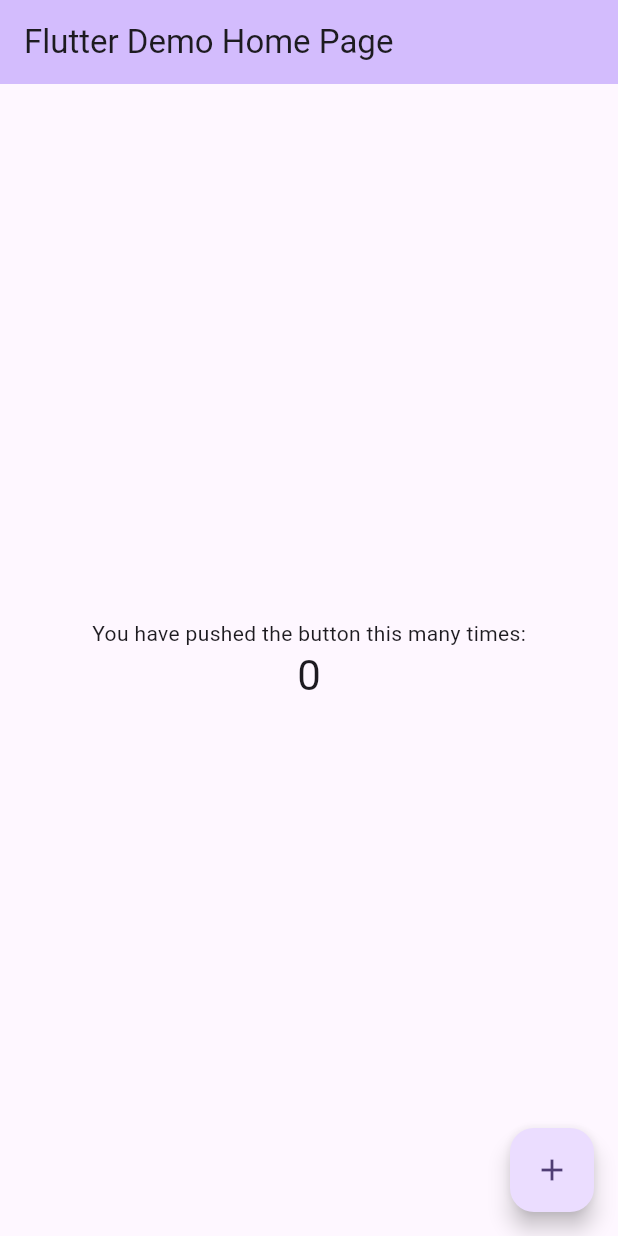
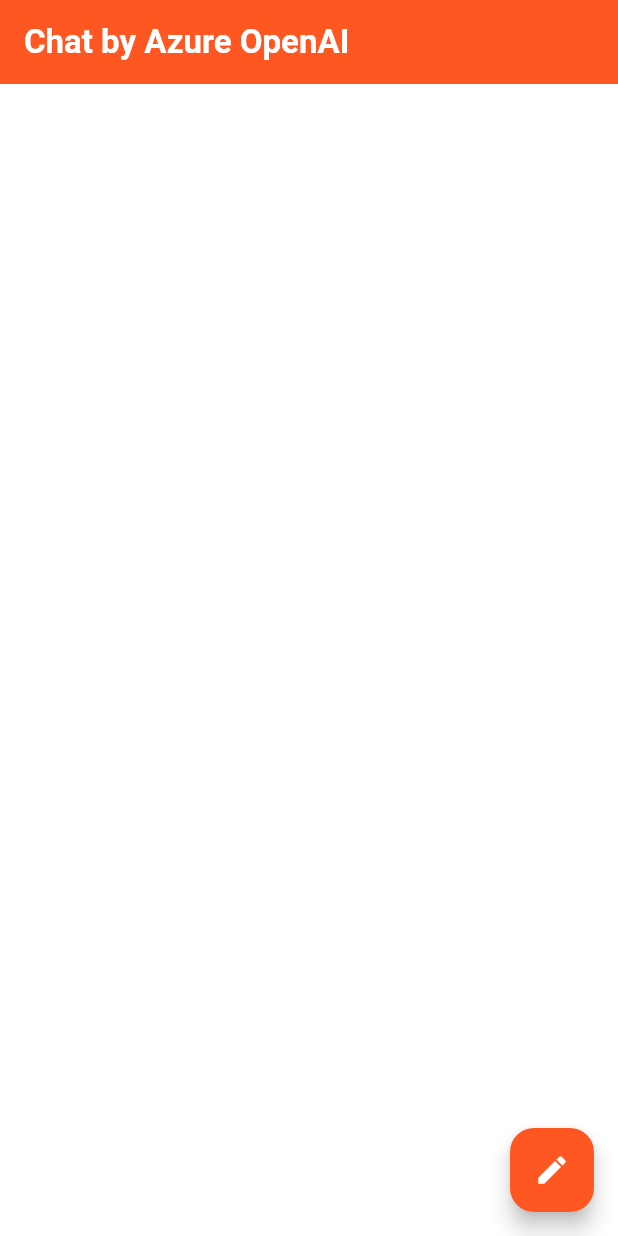
Before and after one commit to mixigroup/2024FlutterTraining, a Flutter app: the screen it shows after launch, on a phone screen of 412 x 824 dp. Run offline on Flutter 3.47's test engine with Material 3 defaults, Android fonts, the phone set to English and light mode, and no system bars.

Commit message:
投稿ページの作成

```diff
--- /dev/null
+++ b/lib/chat_page.dart
@@ -0,0 +1,70 @@
+import 'package:flutter/material.dart';
+import 'package:flutter_sample_2024/post_page.dart';
+
+class ChatPage extends StatefulWidget {
+  const ChatPage({super.key, required this.title});
+
+  final String title;
+
+  @override
+  State<ChatPage> createState() => _ChatPageState();
+}
+
+class _ChatPageState extends State<ChatPage> {
+  String text = '';
+
+  Future<void> openPostPage() async {
+    // push で画面遷移
+    // pop 時に渡ってきた値は await して取得！
+    final v = await Navigator.push(
+      context,
+      MaterialPageRoute(
+        builder: (context) => const PostPage(),
+        // fullscreenDialog を true にすることで遷移方法が横ではなく下からになる
+        // またヘッダー左上のアイコンが戻るボタンからバツボタンに変わる！
+        fullscreenDialog: true,
+      ),
+    );
+
+    // バツボタンを押して戻ると pop 時に値が渡って来なくて null になってしまうので条件を追加
+    if (v != null) {
+      setState(() {
+        text = v;
+      });
+    }
+  }
+
+  @override
+  Widget build(BuildContext context) {
+    return Scaffold(
+      appBar: AppBar(
+        backgroundColor: Colors.deepOrange,
+        title: Text(
+          widget.title,
+          style: const TextStyle(
+            color: Colors.white,
+            fontWeight: FontWeight.bold,
+          ),
+        ),
+      ),
+      // Center で真ん中寄せ
+      body: Center(
+        child: Text(
+          text,
+          style: Theme.of(context).textTheme.headlineMedium,
+        ),
+      ),
+      // 右下のプラスボタン（Floating Action Button と言います）
+      floatingActionButton: FloatingActionButton(
+        onPressed: () async {
+          await openPostPage();
+        },
+        tooltip: 'post',
+        child: const Icon(
+          Icons.edit,
+          color: Colors.white,
+        ),
+      ),
+    );
+  }
+}
--- a/lib/main.dart
+++ b/lib/main.dart
@@ -1,5 +1,5 @@
 import 'package:flutter/material.dart';
-import 'package:flutter_sample_2024/my_home_page.dart';
+import 'package:flutter_sample_2024/chat_page.dart';
 
 // 中枢！main.dart の main() が最初に呼ばれる
 void main() {
@@ -26,13 +26,13 @@ class MyApp extends StatelessWidget {
       title: 'Flutter Demo',
       // OS のテーマ設定に合わせて変更できる
       theme: ThemeData(
-        colorScheme: ColorScheme.fromSeed(seedColor: Colors.deepPurple),
+        colorScheme: const ColorScheme.light(primary: Colors.deepOrange),
         useMaterial3: true,
       ),
       // 最初に表示させるページをは下の MyHomePage
       // 引数として title 渡してる（無くてもいいよ）
       // 別ファイルに切り出した MyHomePage を import してあげる
-      home: const MyHomePage(title: 'Flutter Demo Home Page'),
+      home: const ChatPage(title: 'Chat by Azure OpenAI'),
     );
   }
 }
--- a/lib/my_home_page.dart
+++ /dev/null
@@ -1,58 +0,0 @@
-import 'package:flutter/material.dart';
-
-// こちらが　MyHomePage
-// StatefulWidget に関しても後で説明するよ！！！！！
-class MyHomePage extends StatefulWidget {
-  // title を受け取ってるね👀
-  const MyHomePage({super.key, required this.title});
-
-  final String title;
-
-  @override
-  State<MyHomePage> createState() => _MyHomePageState();
-}
-
-class _MyHomePageState extends State<MyHomePage> {
-  int _counter = 0;
-
-  void _incrementCounter() {
-    setState(() {
-      _counter++;
-    });
-  }
-
-  @override
-  Widget build(BuildContext context) {
-    // Scaffold は土台みたいな感じ（白紙みたいな）
-    return Scaffold(
-      // AppBar は上のヘッダー
-      appBar: AppBar(
-        backgroundColor: Theme.of(context).colorScheme.inversePrimary,
-        title: Text(widget.title),
-      ),
-      // Center で真ん中寄せ
-      body: Center(
-        // Column は [] の中身を縦に並べてくれる widget
-        // Row で横になるよ
-        child: Column(
-          mainAxisAlignment: MainAxisAlignment.center,
-          children: <Widget>[
-            const Text(
-              'You have pushed the button this many times:',
-            ),
-            Text(
-              '$_counter',
-              style: Theme.of(context).textTheme.headlineMedium,
-            ),
-          ],
-        ),
-      ),
-      // 右下のプラスボタン（Floating Action Button と言います）
-      floatingActionButton: FloatingActionButton(
-        onPressed: _incrementCounter,
-        tooltip: 'Increment',
-        child: const Icon(Icons.add),
-      ),
-    );
-  }
-}
```
Also changed, not shown: lib/post_page.dart (added, +45 -0 lines).
